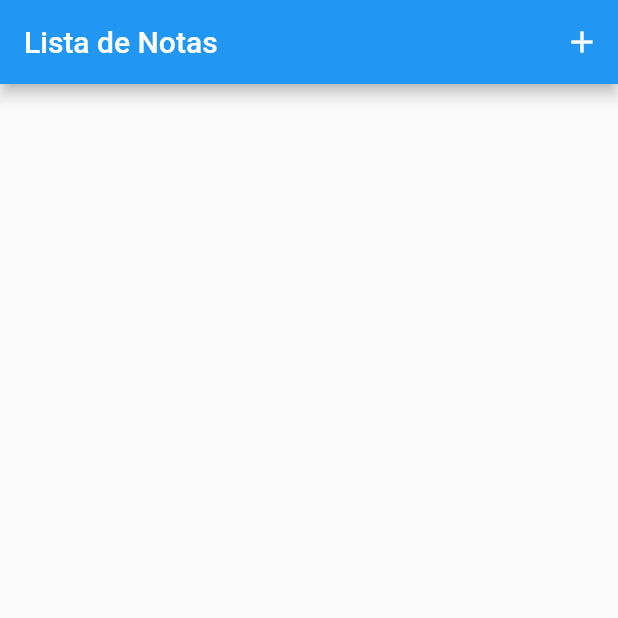
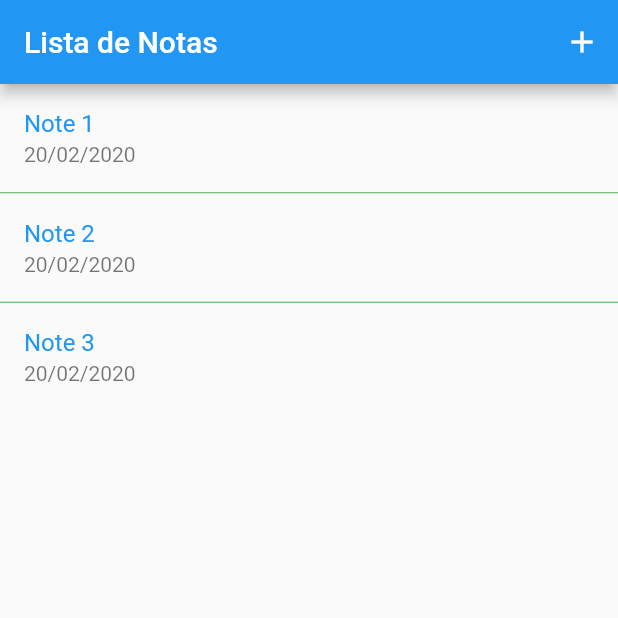
Before and after one commit to wladyband/flutter_crud_notas, a Flutter app: the screen it shows after launch, on a phone screen of 412 x 824 dp, the top half of it. Run offline on Flutter 3.47's test engine with Material 2 defaults, Android fonts, the phone set to English and light mode, and no system bars.

Commit message:
montando tela

```diff
--- a/crud_notas/lib/views/note_list.dart
+++ b/crud_notas/lib/views/note_list.dart
@@ -1,6 +1,30 @@
+
+import 'package:crud_notas/models/note.dart';
 import 'package:flutter/material.dart';
 
 class NoteList extends StatelessWidget {
+
+  final notes = [
+    new Note(
+        noteID: "1",
+        createDateTime: DateTime.now(),
+        latestEditDateTime: DateTime.now(),
+        noteTitle: "Note 1"
+    ),
+    new Note(
+        noteID: "2",
+        createDateTime: DateTime.now(),
+        latestEditDateTime: DateTime.now(),
+        noteTitle: "Note 2"
+    ),
+    new Note(
+        noteID: "3",
+        createDateTime: DateTime.now(),
+        latestEditDateTime: DateTime.now(),
+        noteTitle: "Note 3"
+    ),
+  ];
+
   @override
   Widget build(BuildContext context) {
     return Scaffold(
@@ -8,6 +32,24 @@ class NoteList extends StatelessWidget {
         title: Text('Lista de Notas'),
         actions: <Widget>[IconButton(icon: Icon(Icons.add), onPressed: () {})],
       ),
+      body: ListView.separated(
+        // Poderia ser feito dessa forma ==>  separatorBuilder: (BuildContext context, int index) => Divider(height: 1, color: Colors.green),
+        separatorBuilder: (BuildContext context, int index) {
+          return Divider(
+            height: 1,
+            color: Colors.green,
+          );
+        },
+        itemBuilder: (context, index) {
+          return ListTile(
+            title: Text(notes[index].noteTitle,
+            style: TextStyle(color: Theme.of(context).primaryColor),
+            ),
+            subtitle: Text('20/02/2020'),
+          );
+        },
+        itemCount: notes.length,
+      ),
     );
   }
 }
```
